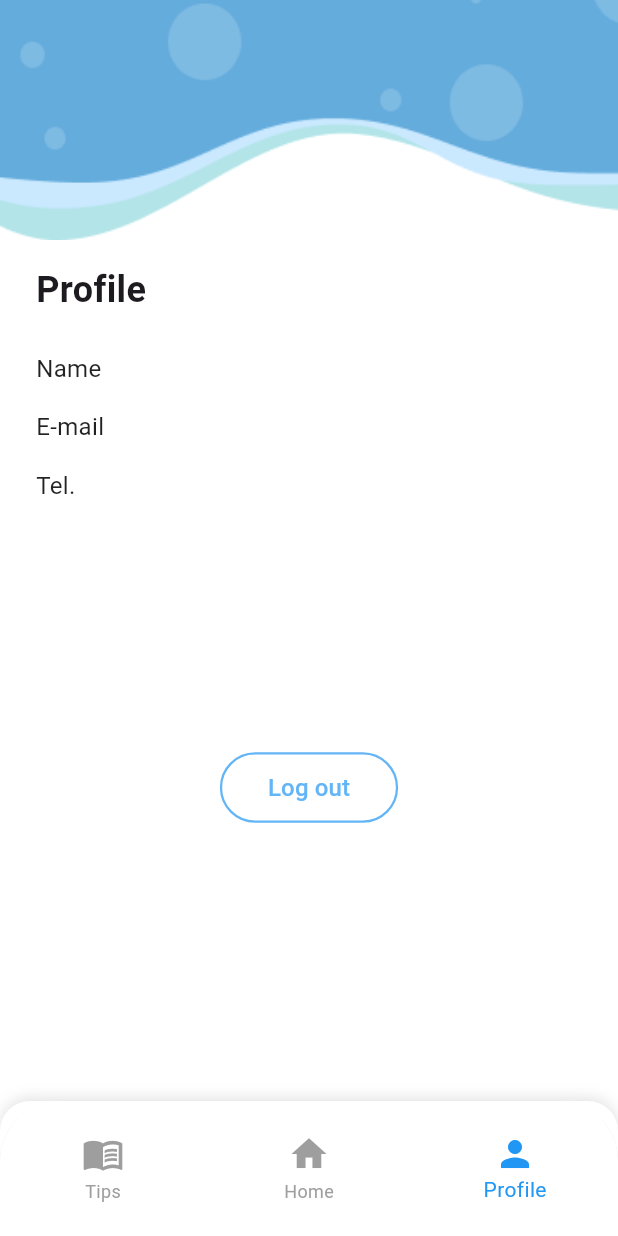
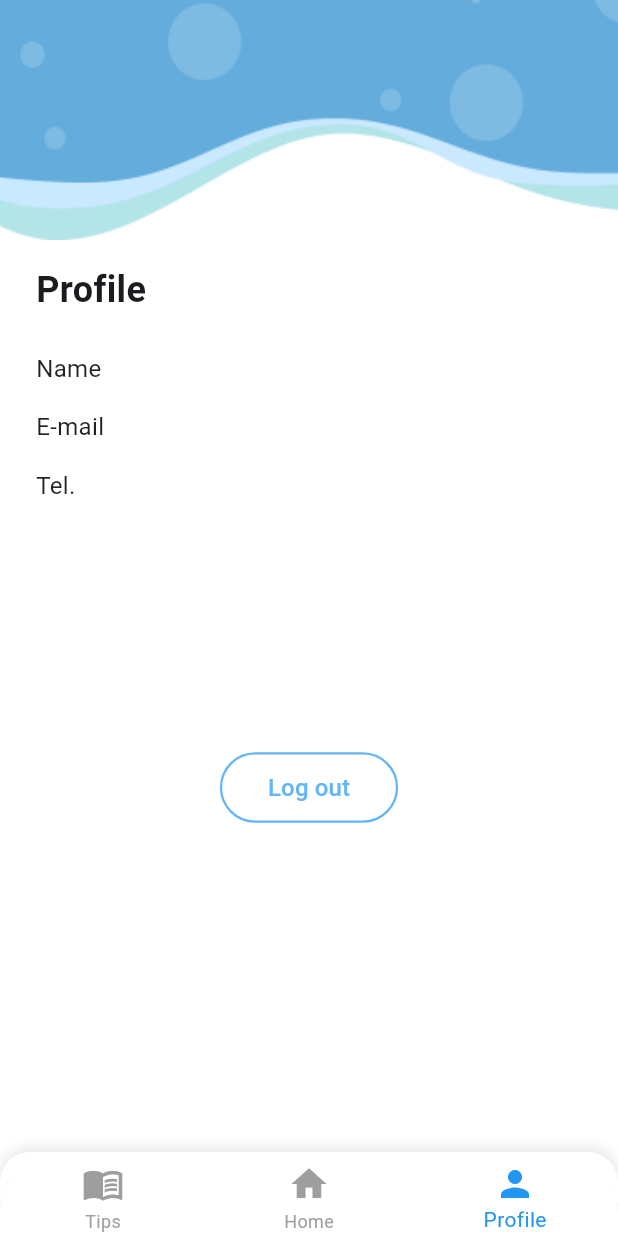
Before and after one commit to LilEurey/Namsai, a Flutter app: the ProfilePage screen opened by its route, on a phone screen of 412 x 824 dp. Run offline on Flutter 3.47's test engine with Material 3 defaults, Android fonts, the light colour scheme and no system bars; our stand-ins replace flutter_map, latlong2, shared_preferences; missing offline and left inert: flutter_map_cancellable_tile_provider; accounts and stored records are empty; network calls fail.

Commit message:
final version

```diff
--- a/frontend/lib/screens/first_page.dart
+++ b/frontend/lib/screens/first_page.dart
@@ -16,7 +16,7 @@ class FirstPage extends StatelessWidget {
         onTap: () => _navigateToLogin(context),
         child: Center(
           child: Image.asset(
-            'assets/image/Logo_namsai.png',
+            'assets/image/logo_namsai.png',
             width: 120,
             height: 120,
             fit: BoxFit.contain,
--- a/frontend/lib/screens/profile.dart
+++ b/frontend/lib/screens/profile.dart
@@ -160,7 +160,7 @@ class _ProfilePageState extends State<ProfilePage> {
                 currentIndex: 2,
                 onTap: (index) {
                   if (index == 1) {
-                    Navigator.pushNamed(context, '/userHome');
+                    Navigator.pushNamed(context, '/userhome');
                   } else if (index == 0) {
                     Navigator.pushNamed(context, '/usertips');
                   }
--- a/frontend/lib/screens/user/user_home_screen.dart
+++ b/frontend/lib/screens/user/user_home_screen.dart
@@ -169,7 +169,7 @@ class _UserHomeScreenState extends State<UserHomeScreen> {
         currentIndex: 1,
         onTap: (index) {
           if (index == 1) Navigator.pushNamed(context, '/userhome');
-          if (index == 0) Navigator.pushNamed(context, '/notification');
+          if (index == 0) Navigator.pushNamed(context, '/usertips');
           if (index == 2) Navigator.pushNamed(context, '/profile');
         },
       ),
--- a/frontend/lib/widgets/admin/bottom_nav_bar.dart
+++ b/frontend/lib/widgets/admin/bottom_nav_bar.dart
@@ -4,11 +4,9 @@ class BottomNavBar extends StatelessWidget {
   final int currentIndex;
 
   const BottomNavBar({
-    super.key,
-    required this.currentIndex,
-    required Null Function(dynamic i)
-    onTap, // ถ้าไม่ใช้ onTap ภายนอก สามารถลบทิ้งได้
-  });
+    Key? key,
+    required this.currentIndex, required Null Function(dynamic index) onTap,
+  }) : super(key: key);
 
   void _navigate(BuildContext context, int index) {
     const routes = ['/admintips', '/adminhome', '/profile'];
@@ -23,8 +21,17 @@ class BottomNavBar extends StatelessWidget {
 
   @override
   Widget build(BuildContext context) {
-    return Container(
-      // ห่อด้วย Container เพื่อใส่ BoxDecoration (เงา + ขอบโค้งบน)
+    // คำนวณพื้นที่ safe area ด้านล่าง (เช่น notch หรือ gesture area)
+    final bottomInset = MediaQuery.of(context).padding.bottom;
+    // ความสูงมาตรฐานของ BottomNavigationBar = 56.0
+    const barHeight = kBottomNavigationBarHeight;
+    // รวมความสูงทั้งหมด
+    final totalHeight = barHeight + bottomInset;
+
+    return SafeArea(
+      top: false,
+      child: Container(
+        height: totalHeight,
         decoration: BoxDecoration(
           color: Colors.white,
           borderRadius: const BorderRadius.only(
@@ -45,9 +52,6 @@ class BottomNavBar extends StatelessWidget {
             topLeft: Radius.circular(40),
             topRight: Radius.circular(40),
           ),
-        child: SizedBox(
-          height:
-              90, // ความสูงของ Nav bar (ต้องตรงกับ bottom padding ที่เราให้ ListView = 90)
           child: BottomNavigationBar(
             backgroundColor: Colors.white,
             currentIndex: currentIndex,
@@ -64,7 +68,10 @@ class BottomNavBar extends StatelessWidget {
                 icon: Icon(Icons.menu_book),
                 label: 'Tips',
               ),
-              BottomNavigationBarItem(icon: Icon(Icons.home), label: 'Home'),
+              BottomNavigationBarItem(
+                icon: Icon(Icons.home),
+                label: 'Home',
+              ),
               BottomNavigationBarItem(
                 icon: Icon(Icons.person),
                 label: 'Profile',
--- a/frontend/lib/widgets/user/bottom_nav_bar.dart
+++ b/frontend/lib/widgets/user/bottom_nav_bar.dart
@@ -1,16 +1,13 @@
-// lib/widgets/user/bottom_nav_bar.dart
-
 import 'package:flutter/material.dart';
 
 class BottomNavBar extends StatelessWidget {
   final int currentIndex;
 
-  const BottomNavBar({
-    super.key,
-    required this.currentIndex,
-    required Null Function(dynamic i)
-    onTap, // ถ้าไม่ใช้ onTap ภายนอก สามารถลบทิ้งได้
-  });
+  /// Optional callback when an item is tapped; defaults to internal navigation if null.
+  final ValueChanged<int>? onTap;
+
+  const BottomNavBar({Key? key, required this.currentIndex, this.onTap})
+    : super(key: key);
 
   void _navigate(BuildContext context, int index) {
     const routes = ['/usertips', '/userhome', '/profile'];
@@ -25,8 +22,17 @@ class BottomNavBar extends StatelessWidget {
 
   @override
   Widget build(BuildContext context) {
-    return Container(
-      // ห่อด้วย Container เพื่อใส่ BoxDecoration (เงา + ขอบโค้งบน)
+    // Calculate safe area inset at the bottom (e.g. home indicator)
+    final bottomInset = MediaQuery.of(context).padding.bottom;
+    // Standard BottomNavigationBar height
+    const barHeight = kBottomNavigationBarHeight;
+    // Total height including safe area
+    final totalHeight = barHeight + bottomInset;
+
+    return SafeArea(
+      top: false,
+      child: Container(
+        height: totalHeight,
         decoration: BoxDecoration(
           color: Colors.white,
           borderRadius: const BorderRadius.only(
@@ -47,13 +53,13 @@ class BottomNavBar extends StatelessWidget {
             topLeft: Radius.circular(40),
             topRight: Radius.circular(40),
           ),
-        child: SizedBox(
-          height:
-              90, // ความสูงของ Nav bar (ต้องตรงกับ bottom padding ที่เราให้ ListView = 90)
           child: BottomNavigationBar(
             backgroundColor: Colors.white,
             currentIndex: currentIndex,
-            onTap: (index) => _navigate(context, index),
+            onTap:
+                onTap != null
+                    ? (index) => onTap!(index)
+                    : (index) => _navigate(context, index),
             type: BottomNavigationBarType.fixed,
             selectedItemColor: Colors.blue,
             unselectedItemColor: Colors.grey,
```
Also changed, not shown: frontend/lib/screens/admin/admin_water_tips.dart (+9 -9 lines), frontend/lib/screens/user/report_step1_water_type.dart (+8 -2 lines), frontend/lib/screens/user/report_step2_location.dart (+9 -3 lines), frontend/lib/screens/user/report_step3_submitted.dart (+66 -76 lines), frontend/lib/screens/user/user_water_tips.dart (+9 -9 lines). Lines whose indentation alone changed are shown as unchanged.
